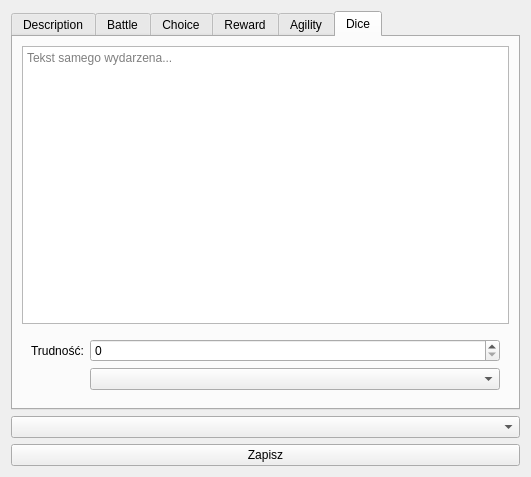
First picture: the form in DataManager/forms/GUI/action/actionview.ui, repository jurikimurik/Witcher_Adventures_PHP_QTCPP, before the edit.
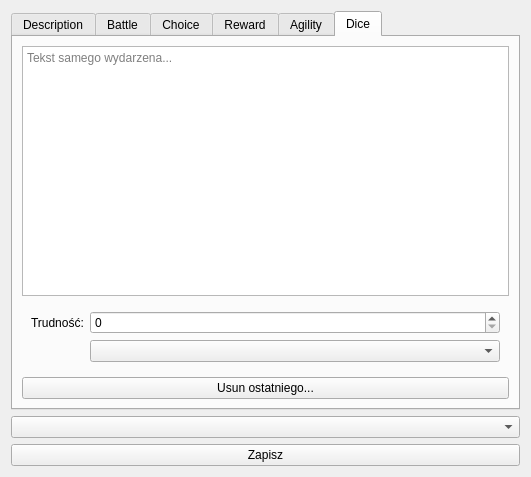
Second picture: the form after the edit. The open tabs and pages were chosen to show the change. Icons and pictures are not drawn.

Commit message: setDiceEnemiesFields is now implemented and working.

What changed in the file:
```diff
--- a/DataManager/forms/GUI/action/actionview.ui
+++ b/DataManager/forms/GUI/action/actionview.ui
@@ -286,6 +286,13 @@
          </layout>
         </widget>
        </item>
+       <item>
+        <widget class="QPushButton" name="diceRemoveLastButton">
+         <property name="text">
+          <string>Usun ostatniego...</string>
+         </property>
+        </widget>
+       </item>
       </layout>
      </widget>
     </widget>
```
Left out of the diff: 4 changed lines with no effect on the pictures. The commit also changes 2 other files.
